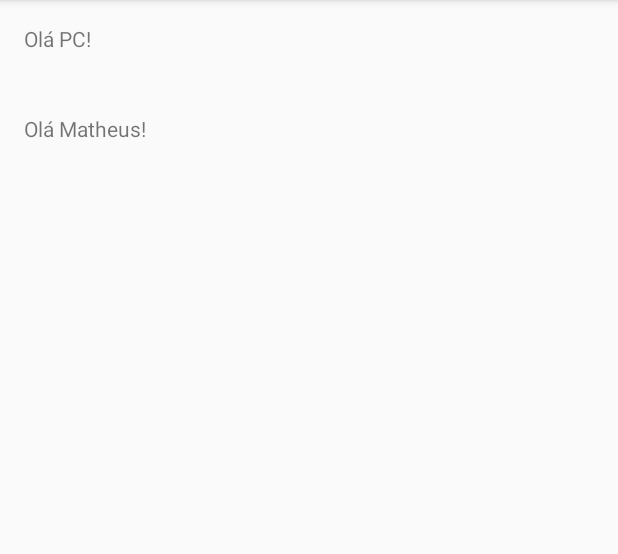
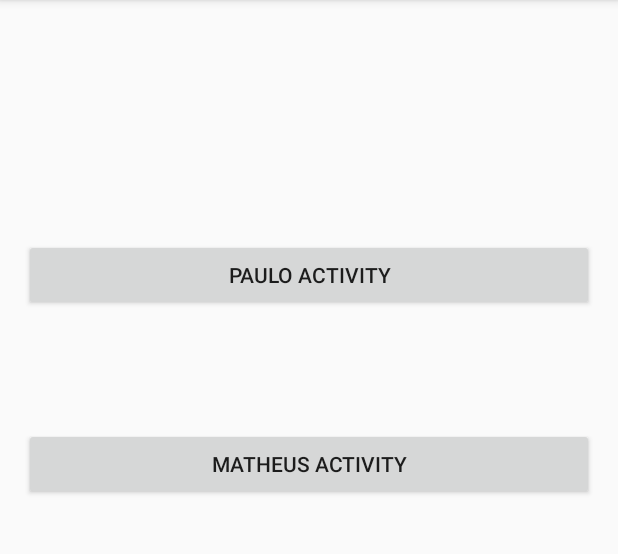
Before and after one commit to osbdesenvolvimento/BikeSorocaba, an Android app: the screen it shows after launch (MainActivity), on a phone screen of 412 x 824 dp, the part 84-638 px from its top. Run offline under Robolectric (Android 15) with nearby library versions, the phone set to English and light mode, and no system bars.

Commit message:
Ajustes na MainActivity

```diff
--- a/app/src/main/java/br/com/osbdesenvolvimento/bikesorocaba/MainActivity.java
+++ b/app/src/main/java/br/com/osbdesenvolvimento/bikesorocaba/MainActivity.java
@@ -1,7 +1,13 @@
 package br.com.osbdesenvolvimento.bikesorocaba;
 
+import android.content.Intent;
 import android.support.v7.app.AppCompatActivity;
 import android.os.Bundle;
+import android.view.View;
+import android.widget.Button;
+
+import br.com.osbdesenvolvimento.bikesorocaba.activities.MatheusActivity;
+import br.com.osbdesenvolvimento.bikesorocaba.activities.PauloActivity;
 
 public class MainActivity extends AppCompatActivity {
 
@@ -9,5 +15,22 @@ public class MainActivity extends AppCompatActivity {
     protected void onCreate(Bundle savedInstanceState) {
         super.onCreate(savedInstanceState);
         setContentView(R.layout.activity_main);
+
+        Button btnPauloActivity = (Button) findViewById(R.id.btnPauloActivity);
+        btnPauloActivity.setOnClickListener(new View.OnClickListener() {
+            public void onClick(View v) {
+                Intent intent = new Intent(MainActivity.this, PauloActivity.class);
+                startActivity(intent);
+            }
+        });
+
+        Button btnMatheusActivity = (Button) findViewById(R.id.btnMatheusActivity);
+        btnMatheusActivity.setOnClickListener(new View.OnClickListener() {
+            public void onClick(View v) {
+                Intent intent = new Intent(MainActivity.this, MatheusActivity.class);
+                startActivity(intent);
+            }
+        });
+
     }
 }
--- a/app/src/main/java/br/com/osbdesenvolvimento/bikesorocaba/activities/MatheusActivity.java
+++ b/app/src/main/java/br/com/osbdesenvolvimento/bikesorocaba/activities/MatheusActivity.java
@@ -11,5 +11,7 @@ public class MatheusActivity extends AppCompatActivity {
     protected void onCreate(Bundle savedInstanceState) {
         super.onCreate(savedInstanceState);
         setContentView(R.layout.activity_matheus);
+
+        // https://integrabike.compartibike.com.br/stations.json
     }
 }
--- a/app/src/main/res/layout/activity_main.xml
+++ b/app/src/main/res/layout/activity_main.xml
@@ -10,14 +10,24 @@
     android:paddingTop="@dimen/activity_vertical_margin"
     tools:context="br.com.osbdesenvolvimento.bikesorocaba.MainActivity">
 
-    <TextView
+    <Button
+        android:text="Paulo Activity"
         android:layout_width="wrap_content"
         android:layout_height="wrap_content"
-        android:text="Olá PC!" />
+        android:id="@+id/btnPauloActivity"
+        android:layout_marginTop="143dp"
+        android:layout_alignParentTop="true"
+        android:layout_alignParentStart="true"
+        android:layout_alignParentEnd="true"
+        android:elevation="0dp" />
 
-    <TextView
+    <Button
+        android:text="Matheus Activity"
         android:layout_width="wrap_content"
         android:layout_height="wrap_content"
-        android:layout_marginTop="60dp"
-        android:text="Olá Matheus!" />
+        android:layout_marginTop="78dp"
+        android:id="@+id/btnMatheusActivity"
+        android:layout_below="@+id/btnPauloActivity"
+        android:layout_alignParentStart="true"
+        android:layout_alignParentEnd="true" />
 </RelativeLayout>
```
Also changed, not shown: app/src/main/AndroidManifest.xml (+2 -11 lines).
